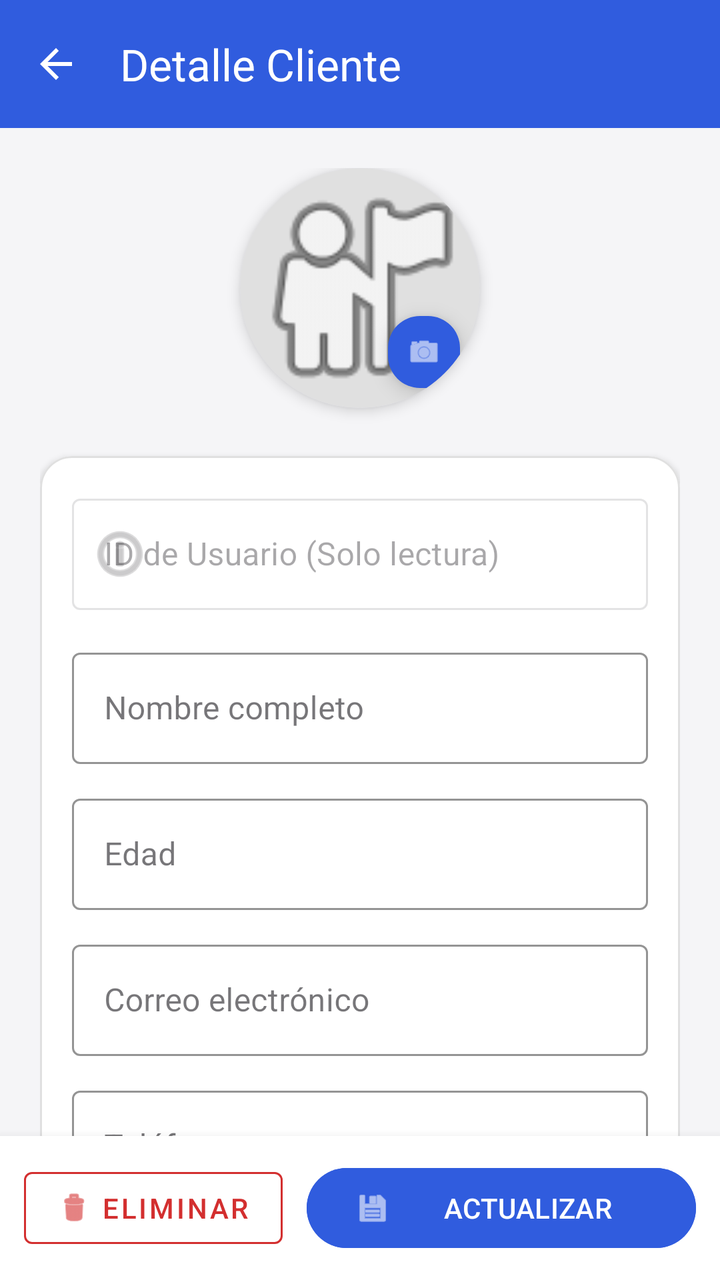
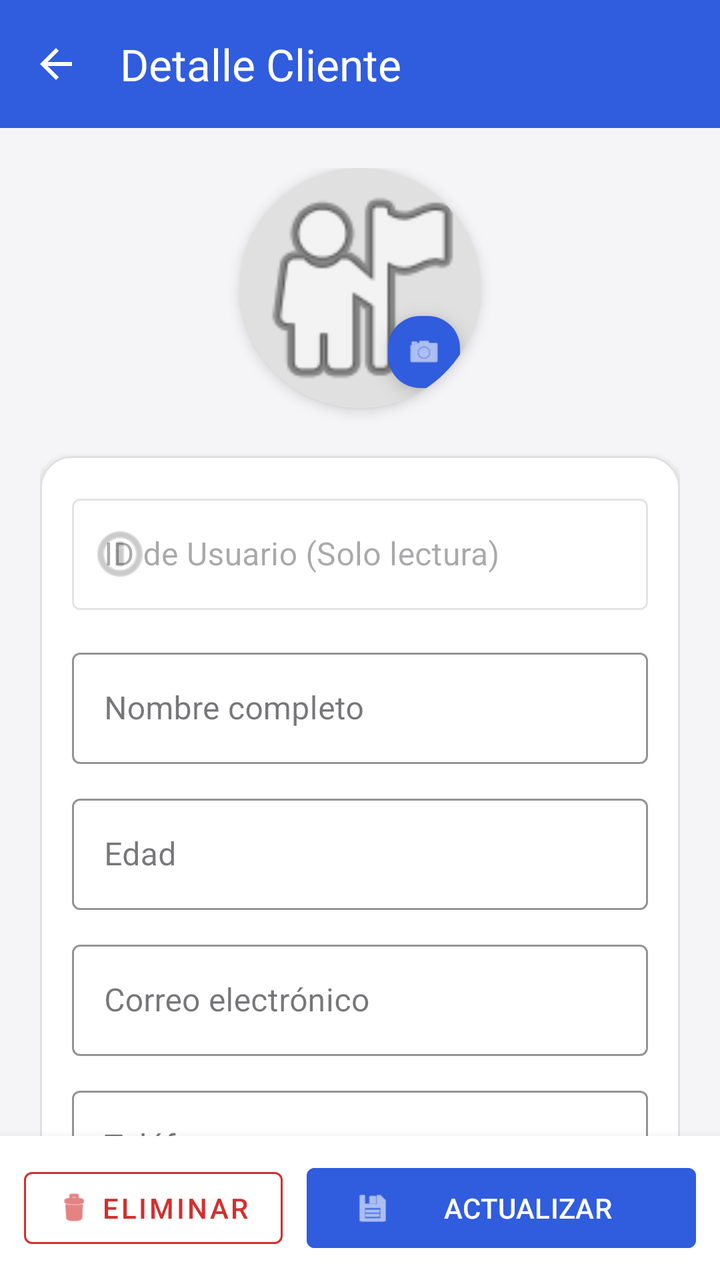

An Android layout rendered at two revisions. The XML below is the earlier revision; the diff shows what the commit changed to produce the second picture.
<!-- AndroidManifest.xml: application theme Theme.BluePrint -->
<!-- res/layout/activity_detalle_usuario.xml -->
<?xml version="1.0" encoding="utf-8"?>
<androidx.constraintlayout.widget.ConstraintLayout
    xmlns:android="http://schemas.android.com/apk/res/android"
    xmlns:app="http://schemas.android.com/apk/res-auto"
    xmlns:tools="http://tools.android.com/tools"
    android:layout_width="match_parent"
    android:layout_height="match_parent"
    android:background="#F5F5F7"
    tools:context=".DetalleUsuarioActivity">

    <com.google.android.material.appbar.MaterialToolbar
        android:id="@+id/toolbar"
        android:layout_width="match_parent"
        android:layout_height="?attr/actionBarSize"
        android:background="@color/blue_primary"
        android:theme="@style/ThemeOverlay.MaterialComponents.Dark.ActionBar"
        app:title="Detalle Cliente"
        app:navigationIcon="?attr/homeAsUpIndicator"
        app:layout_constraintTop_toTopOf="parent"
        app:layout_constraintStart_toStartOf="parent"
        app:layout_constraintEnd_toEndOf="parent" />

    <androidx.core.widget.NestedScrollView
        android:id="@+id/nestedScrollView"
        android:layout_width="match_parent"
        android:layout_height="0dp"
        android:fillViewport="true"
        app:layout_constraintTop_toBottomOf="@id/toolbar"
        app:layout_constraintBottom_toTopOf="@id/layoutButtons"
        app:layout_constraintStart_toStartOf="parent"
        app:layout_constraintEnd_toEndOf="parent">

        <androidx.constraintlayout.widget.ConstraintLayout
            android:layout_width="match_parent"
            android:layout_height="wrap_content"
            android:padding="20dp">

            <com.google.android.material.card.MaterialCardView
                android:id="@+id/cardAvatar"
                android:layout_width="wrap_content"
                android:layout_height="wrap_content"
                app:cardCornerRadius="60dp"
                app:cardElevation="4dp"
                app:strokeWidth="0dp"
                app:layout_constraintTop_toTopOf="parent"
                app:layout_constraintStart_toStartOf="parent"
                app:layout_constraintEnd_toEndOf="parent">

                <FrameLayout
                    android:layout_width="120dp"
                    android:layout_height="120dp">

                    <ImageView
                        android:id="@+id/imgAvatar"
                        android:layout_width="match_parent"
                        android:layout_height="match_parent"
                        android:scaleType="centerCrop"
                        android:src="@android:drawable/ic_menu_myplaces"
                        android:background="#E0E0E0" />

                    <com.google.android.material.floatingactionbutton.FloatingActionButton
                        android:id="@+id/fabCamera"
                        android:layout_width="wrap_content"
                        android:layout_height="wrap_content"
                        android:layout_gravity="bottom|end"
                        android:layout_margin="4dp"
                        android:contentDescription="Cambiar foto"
                        android:src="@android:drawable/ic_menu_camera"
                        app:fabCustomSize="36dp"
                        app:maxImageSize="18dp"
                        app:backgroundTint="@color/blue_primary"
                        app:tint="@android:color/white" />
                </FrameLayout>
            </com.google.android.material.card.MaterialCardView>

            <com.google.android.material.card.MaterialCardView
                android:id="@+id/cardInfo"
                android:layout_width="match_parent"
                android:layout_height="wrap_content"
                android:layout_marginTop="24dp"
                app:cardBackgroundColor="#FFFFFF"
                app:cardCornerRadius="16dp"
                app:cardElevation="2dp"
                app:strokeWidth="1dp"
                app:strokeColor="#E0E0E0"
                app:layout_constraintTop_toBottomOf="@id/cardAvatar"
                app:layout_constraintStart_toStartOf="parent"
                app:layout_constraintEnd_toEndOf="parent">

                <LinearLayout
                    android:layout_width="match_parent"
                    android:layout_height="wrap_content"
                    android:orientation="vertical"
                    android:padding="16dp">

                    <com.google.android.material.textfield.TextInputLayout
                        android:id="@+id/tilId"
                        style="@style/Widget.MaterialComponents.TextInputLayout.OutlinedBox"
                        android:layout_width="match_parent"
                        android:layout_height="wrap_content"
                        android:hint="ID de Usuario (Solo lectura)"
                        android:enabled="false"
                        app:startIconDrawable="@android:drawable/ic_menu_info_details">

                        <com.google.android.material.textfield.TextInputEditText
                            android:id="@+id/etId"
                            android:layout_width="match_parent"
                            android:layout_height="wrap_content"
                            android:textColor="#888888" />
                    </com.google.android.material.textfield.TextInputLayout>

                    <com.google.android.material.textfield.TextInputLayout
                        android:id="@+id/tilNombre"
                        style="@style/Widget.MaterialComponents.TextInputLayout.OutlinedBox"
                        android:layout_width="match_parent"
                        android:layout_height="wrap_content"
                        android:layout_marginTop="16dp"
                        android:hint="Nombre completo"
                        app:boxStrokeColor="@color/blue_primary"
                        app:hintTextColor="@color/blue_primary">

                        <com.google.android.material.textfield.TextInputEditText
                            android:id="@+id/etNombre"
                            android:layout_width="match_parent"
                            android:layout_height="wrap_content"
                            android:inputType="textPersonName"
                            android:textColor="#222222" />
                    </com.google.android.material.textfield.TextInputLayout>

                    <com.google.android.material.textfield.TextInputLayout
                        android:id="@+id/tilEdad"
                        style="@style/Widget.MaterialComponents.TextInputLayout.OutlinedBox"
                        android:layout_width="match_parent"
                        android:layout_height="wrap_content"
                        android:layout_marginTop="12dp"
                        android:hint="Edad"
                        app:boxStrokeColor="@color/blue_primary"
                        app:hintTextColor="@color/blue_primary">

                        <com.google.android.material.textfield.TextInputEditText
                            android:id="@+id/etEdad"
                            android:layout_width="match_parent"
                            android:layout_height="wrap_content"
                            android:inputType="number"
                            android:textColor="#222222" />
                    </com.google.android.material.textfield.TextInputLayout>

                    <com.google.android.material.textfield.TextInputLayout
                        android:id="@+id/tilEmail"
                        style="@style/Widget.MaterialComponents.TextInputLayout.OutlinedBox"
                        android:layout_width="match_parent"
                        android:layout_height="wrap_content"
                        android:layout_marginTop="12dp"
                        android:hint="Correo electrónico"
                        app:boxStrokeColor="@color/blue_primary"
                        app:hintTextColor="@color/blue_primary">

                        <com.google.android.material.textfield.TextInputEditText
                            android:id="@+id/etEmail"
                            android:layout_width="match_parent"
                            android:layout_height="wrap_content"
                            android:inputType="textEmailAddress"
                            android:textColor="#222222" />
                    </com.google.android.material.textfield.TextInputLayout>

                    <com.google.android.material.textfield.TextInputLayout
                        android:id="@+id/tilTelefono"
                        style="@style/Widget.MaterialComponents.TextInputLayout.OutlinedBox"
                        android:layout_width="match_parent"
                        android:layout_height="wrap_content"
                        android:layout_marginTop="12dp"
                        android:hint="Teléfono"
                        app:boxStrokeColor="@color/blue_primary"
                        app:hintTextColor="@color/blue_primary">

                        <com.google.android.material.textfield.TextInputEditText
                            android:id="@+id/etTelefono"
                            android:layout_width="match_parent"
                            android:layout_height="wrap_content"
                            android:inputType="phone"
                            android:textColor="#222222" />
                    </com.google.android.material.textfield.TextInputLayout>

                </LinearLayout>
            </com.google.android.material.card.MaterialCardView>

            <TextView
                android:id="@+id/tvAsterisk"
                android:layout_width="wrap_content"
                android:layout_height="wrap_content"
                android:layout_marginTop="16dp"
                android:layout_marginBottom="16dp"
                android:text="* "
                android:textColor="#D32F2F"
                android:textSize="12sp"
                android:textStyle="bold"
                app:layout_constraintBottom_toBottomOf="parent"
                app:layout_constraintStart_toStartOf="@id/cardInfo"
                app:layout_constraintTop_toBottomOf="@id/cardInfo"
                app:layout_constraintVertical_bias="0.0" />

            <TextView
                android:id="@+id/tvRequiredLabel"
                android:layout_width="wrap_content"
                android:layout_height="wrap_content"
                android:layout_marginStart="4dp"
                android:text="Campos obligatorios para actualizar"
                android:textColor="#666666"
                android:textSize="12sp"
                app:layout_constraintBottom_toBottomOf="@id/tvAsterisk"
                app:layout_constraintStart_toEndOf="@id/tvAsterisk"
                app:layout_constraintTop_toTopOf="@id/tvAsterisk" />

        </androidx.constraintlayout.widget.ConstraintLayout>
    </androidx.core.widget.NestedScrollView>

    <LinearLayout
        android:id="@+id/layoutButtons"
        android:layout_width="match_parent"
        android:layout_height="wrap_content"
        android:orientation="horizontal"
        android:padding="12dp"
        android:background="#FFFFFF"
        android:elevation="8dp"
        app:layout_constraintBottom_toBottomOf="parent"
        app:layout_constraintStart_toStartOf="parent"
        app:layout_constraintEnd_toEndOf="parent">

        <com.google.android.material.button.MaterialButton
            android:id="@+id/btnDelete"
            style="@style/Widget.MaterialComponents.Button.OutlinedButton"
            android:layout_width="0dp"
            android:layout_height="wrap_content"
            android:layout_weight="1"
            android:layout_marginEnd="6dp"
            android:text="ELIMINAR"
            android:textColor="#D32F2F"
            app:strokeColor="#D32F2F"
            app:icon="@android:drawable/ic_menu_delete"
            app:iconTint="#D32F2F" />

        <com.google.android.material.button.MaterialButton
            android:id="@+id/btnSave"
            android:layout_width="0dp"
            android:layout_height="wrap_content"
            android:layout_weight="1.5"
            android:layout_marginStart="6dp"
            android:text="ACTUALIZAR"
            android:backgroundTint="@color/blue_primary"
            app:icon="@android:drawable/ic_menu_save"
            app:iconTint="@android:color/white" />

    </LinearLayout>

</androidx.constraintlayout.widget.ConstraintLayout>
<!-- resources referenced by this layout -->
<resources>
  <color name="blue_primary">#305CDE</color>
  <style name="Theme.BluePrint" parent="Base.Theme.BluePrint" />
  <style name="Base.Theme.BluePrint" parent="Theme.Material3.DayNight.NoActionBar">
          
          <item name="colorPrimary">@color/blue_primary</item>
          <item name="colorPrimaryVariant">@color/blue_dark</item>
          <item name="colorOnPrimary">@color/white</item>
          
          <item name="android:statusBarColor">@color/blue_dark</item>
      </style>
  <color name="blue_dark">#1A3EB1</color>
  <color name="white">#FFFFFFFF</color>
</resources>

<!-- the commit's change to res/layout/activity_detalle_usuario.xml (unified diff, before → after) -->
@@ -235,6 +235,7 @@
             android:layout_marginEnd="6dp"
             android:text="ELIMINAR"
             android:textColor="#D32F2F"
+            app:cornerRadius="4dp"
             app:strokeColor="#D32F2F"
             app:icon="@android:drawable/ic_menu_delete"
             app:iconTint="#D32F2F" />
@@ -247,6 +248,7 @@
             android:layout_marginStart="6dp"
             android:text="ACTUALIZAR"
             android:backgroundTint="@color/blue_primary"
+            app:cornerRadius="4dp"
             app:icon="@android:drawable/ic_menu_save"
             app:iconTint="@android:color/white" />
 
